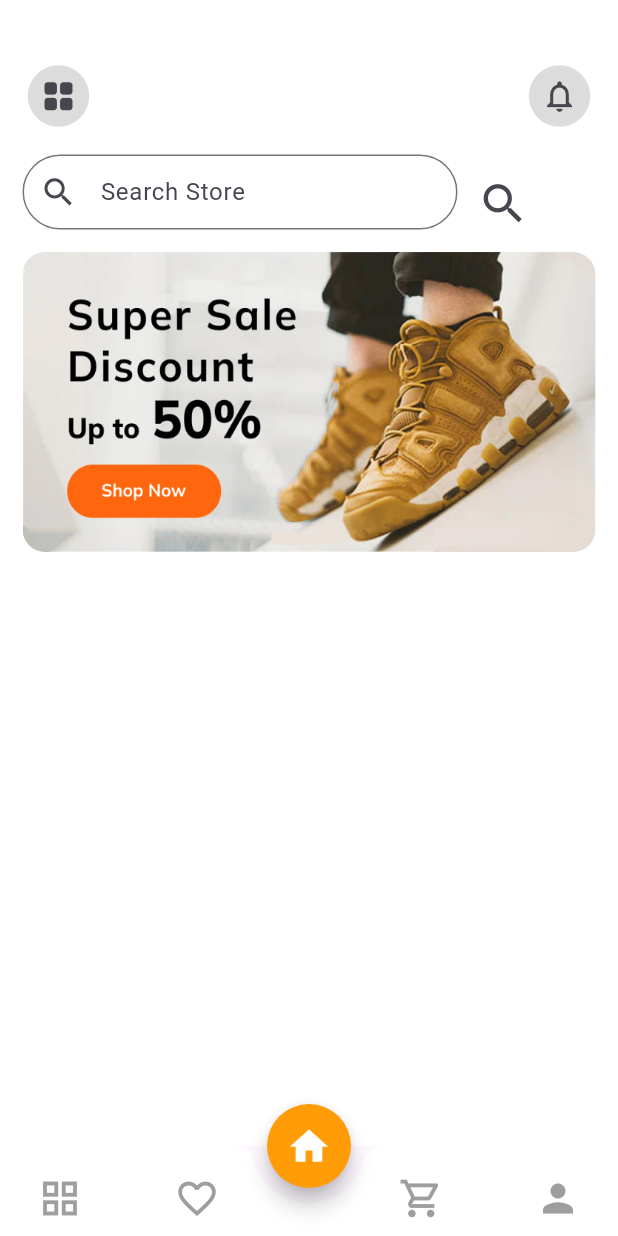
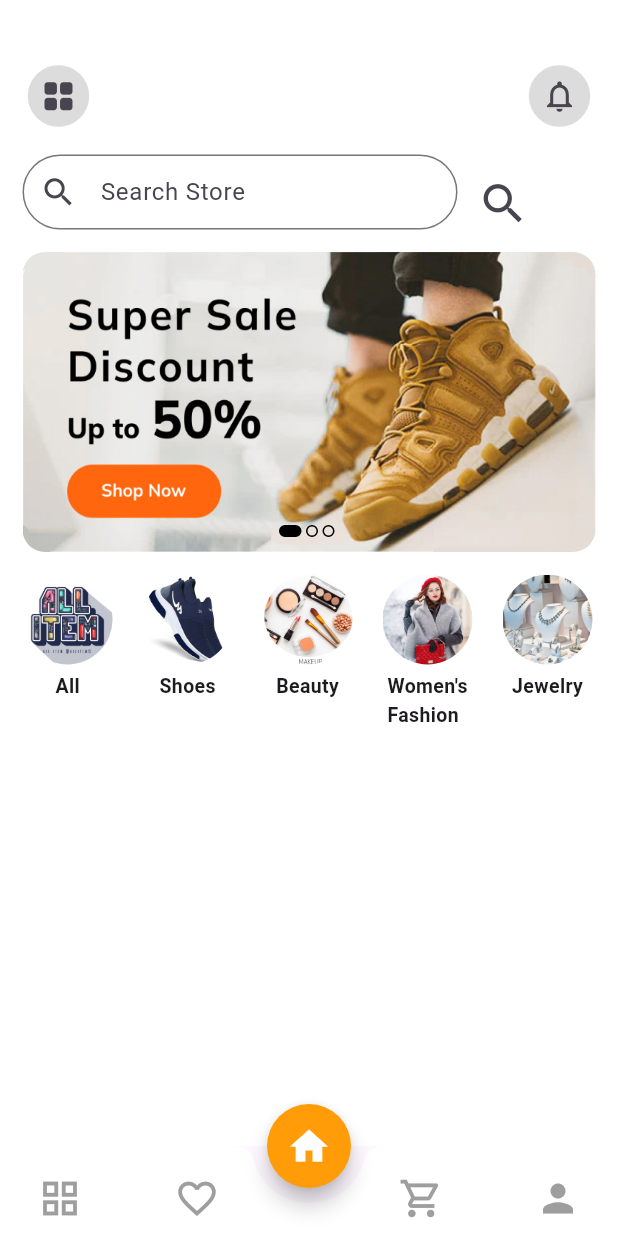
Before and after one commit to SyedEbad902/Ecommerce-app-flutter, a Flutter app: the screen it shows after launch, on a phone screen of 412 x 824 dp. Run offline on Flutter 3.47's test engine with Material 3 defaults, Android fonts, the phone set to English and light mode, and no system bars.

Commit message:
categries added

```diff
--- a/lib/data/categories_data.dart
+++ b/lib/data/categories_data.dart
@@ -11,26 +11,26 @@ class Category {
 final List<Category> categoriesList = [
   Category(
     title: "All",
-    image: "images/all.png",
+    image: "assets/images/all.png",
   ),
   Category(
     title: "Shoes",
-    image: "images/shoes.png",
+    image: "assets/images/shoes.png",
   ),
   Category(
     title: "Beauty",
-    image: "images/beauty.png",
+    image: "assets/images/beauty.png",
   ),
   Category(
     title: "Women's\nFashion",
-    image: "images/image1.png",
+    image: "assets/images/image1.png",
   ),
   Category(
     title: "Jewelry",
-    image: "images/jewelry.png",
+    image: "assets/images/jewelry.png",
   ),
   Category(
     title: "Men's\nFashion",
-    image: "images/men.png",
+    image: "assets/images/men.png",
   ),
 ];
--- a/lib/home/home_screen.dart
+++ b/lib/home/home_screen.dart
@@ -1,9 +1,18 @@
 import 'package:flutter/material.dart';
 import 'widgets/home_appbar.dart';
+import 'widgets/home_categories.dart';
+import 'widgets/home_image_slider.dart';
 import 'widgets/home_searchbar.dart';
 
-class MyHomeScreen extends StatelessWidget {
+class MyHomeScreen extends StatefulWidget {
   const MyHomeScreen({super.key});
+
+  @override
+  State<MyHomeScreen> createState() => _MyHomeScreenState();
+}
+
+class _MyHomeScreenState extends State<MyHomeScreen> {
+  int currentSlider = 0;
 
   @override
   Widget build(BuildContext context) {
@@ -11,53 +20,34 @@ class MyHomeScreen extends StatelessWidget {
       backgroundColor: Colors.white,
       body: SingleChildScrollView(
         child: Padding(
-          padding: EdgeInsets.all(15),
+          padding: const EdgeInsets.all(15),
           child: Column(
             crossAxisAlignment: CrossAxisAlignment.start,
             children: [
-              SizedBox(
+              const SizedBox(
                 height: 25,
               ),
               //for appbar
-              CustomAppBar(),
+              const CustomAppBar(),
+              const SizedBox(
+                height: 15,
+              ),
+              //for searchbar
+              const CustomSearchBar(),
+              const SizedBox(
+                height: 15,
+              ),
+              CustomImageSlider(
+                  onChange: (val) {
+                    setState(() {
+                      currentSlider = val;
+                    });
+                  },
+                  currentSlide: currentSlider),
               SizedBox(
                 height: 15,
               ),
-              //for searchbar
-              CustomSearchBar(),
-              SizedBox(
-                height: 15,
-              ),
-              Stack(
-                children: [
-                  SizedBox(
-                    height: 200,
-                    width: double.infinity,
-                    child: ClipRRect(
-                      borderRadius: BorderRadius.circular(15),
-                      child: PageView(
-                        scrollDirection: Axis.horizontal,
-                        allowImplicitScrolling: true,
-                        physics: ClampingScrollPhysics(),
-                        children: [
-                          Image.asset(
-                            "assets/images/slider.jpg",
-                            fit: BoxFit.fill,
-                          ),
-                          Image.asset(
-                            "assets/images/image1.png",
-                            fit: BoxFit.cover,
-                          ),
-                          Image.asset(
-                            "assets/images/slider3.png",
-                            fit: BoxFit.cover,
-                          )
-                        ],
-                      ),
-                    ),
-                  )
-                ],
-              )
+              Categories(),
             ],
           ),
         ),
--- /dev/null
+++ b/lib/home/widgets/home_categories.dart
@@ -0,0 +1,40 @@
+import 'package:ecomerce_app/data/categories_data.dart';
+import 'package:flutter/material.dart';
+
+class Categories extends StatelessWidget {
+  const Categories({super.key});
+
+  @override
+  Widget build(BuildContext context) {
+    return SizedBox(
+        height: 130,
+        child: ListView.separated(
+            scrollDirection: Axis.horizontal,
+            itemCount: categoriesList.length,
+            itemBuilder: (context, index) {
+              return Column(
+                children: [
+                  Container(
+                    height: 60,
+                    width: 60,
+                    decoration: BoxDecoration(
+                        shape: BoxShape.circle,
+                        image: DecorationImage(
+                            image: AssetImage(categoriesList[index].image),
+                            fit: BoxFit.cover)),
+                  ),
+                  SizedBox(
+                    height: 5,
+                  ),
+                  Text(
+                    categoriesList[index].title,
+                    style: TextStyle(fontSize: 13, fontWeight: FontWeight.bold),
+                  ),
+                ],
+              );
+            },
+            separatorBuilder: (context, index) => SizedBox(
+                  width: 20,
+                )));
+  }
+}
--- /dev/null
+++ b/lib/home/widgets/home_image_slider.dart
@@ -0,0 +1,69 @@
+import 'package:flutter/material.dart';
+
+class CustomImageSlider extends StatelessWidget {
+  final Function(int) onChange;
+  final int currentSlide;
+  const CustomImageSlider({
+    super.key,
+    required this.onChange,
+    required this.currentSlide,
+  });
+
+  @override
+  Widget build(BuildContext context) {
+    return Stack(
+      children: [
+        SizedBox(
+          height: 200,
+          width: double.infinity,
+          child: ClipRRect(
+            borderRadius: BorderRadius.circular(15),
+            child: PageView(
+              scrollDirection: Axis.horizontal,
+              allowImplicitScrolling: true,
+              onPageChanged: onChange,
+              physics: const ClampingScrollPhysics(),
+              children: [
+                Image.asset(
+                  "assets/images/slider.jpg",
+                  fit: BoxFit.fill,
+                ),
+                Image.asset(
+                  "assets/images/image1.png",
+                  fit: BoxFit.cover,
+                ),
+                Image.asset(
+                  "assets/images/slider3.png",
+                  fit: BoxFit.cover,
+                )
+              ],
+            ),
+          ),
+        ),
+        Positioned.fill(
+          bottom: 10,
+          child: Align(
+            alignment: Alignment.bottomCenter,
+            child: Row(
+              mainAxisAlignment: MainAxisAlignment.center,
+              children: List.generate(
+                3,
+                (index) => AnimatedContainer(
+                    duration: Duration(milliseconds: 300),
+                    width: currentSlide == index ? 15 : 8,
+                    height: 8,
+                    margin: EdgeInsets.only(right: 3),
+                    decoration: BoxDecoration(
+                        borderRadius: BorderRadius.circular(10),
+                        color: currentSlide == index
+                            ? Colors.black
+                            : Colors.transparent,
+                        border: Border.all(color: Colors.black))),
+              ),
+            ),
+          ),
+        )
+      ],
+    );
+  }
+}
```
